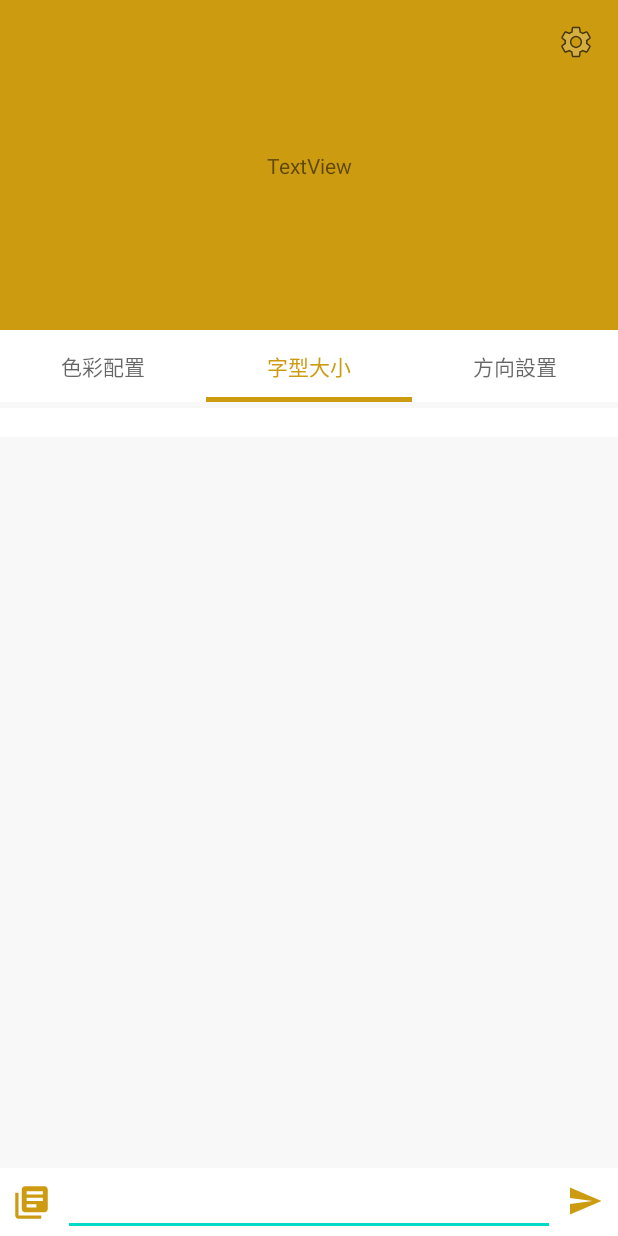
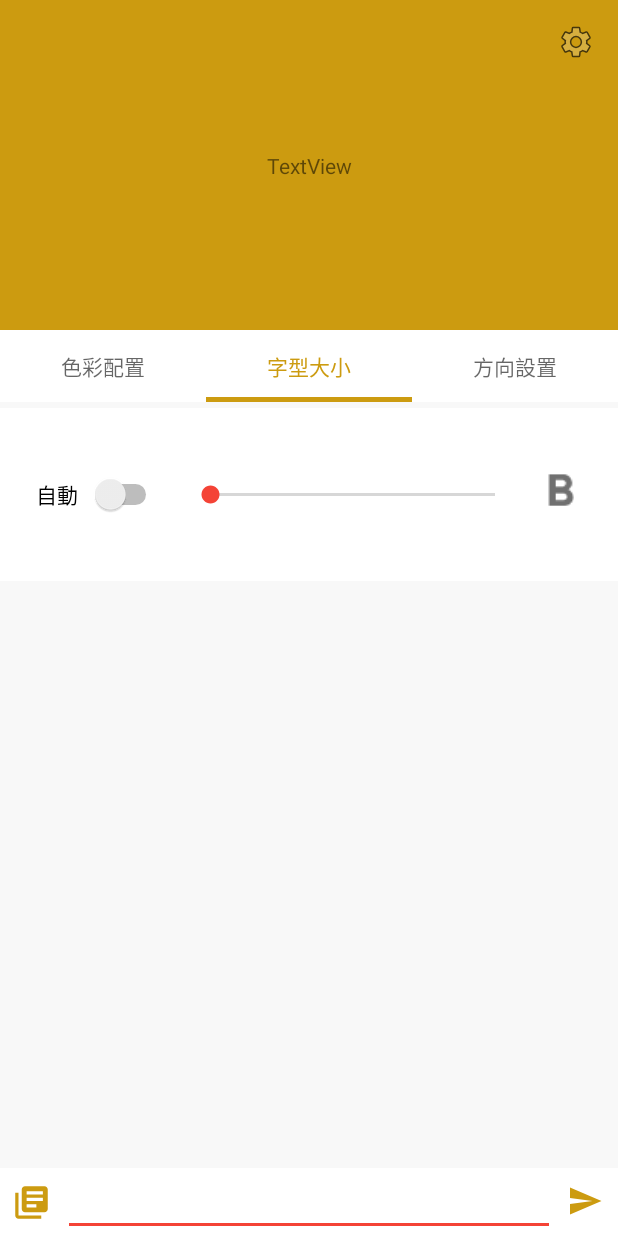
Before and after one commit to mrfatworm/VisualChat, an Android app: the screen it shows after launch (MainActivity), tab 2 chosen, on a phone screen of 412 x 824 dp. Run offline under Robolectric (Android 15) with nearby library versions, the phone set to English and light mode, and no system bars.

Commit message:
Add customizePage layout and test Livedata

```diff
--- a/app/src/main/java/yuntech/b10517012/visualchat/CustomizeAdapter.kt
+++ b/app/src/main/java/yuntech/b10517012/visualchat/CustomizeAdapter.kt
@@ -5,11 +5,18 @@ import androidx.fragment.app.FragmentManager
 import androidx.fragment.app.FragmentPagerAdapter
 
 class CustomizeAdapter(fragmentManager: FragmentManager): FragmentPagerAdapter(fragmentManager){
+
+    private lateinit var customizeViewModel: CustomizeViewModel;
+
+    fun setViewModel(customizeViewModel: CustomizeViewModel){
+        this.customizeViewModel = customizeViewModel
+    }
+
     override fun getItem(position: Int): Fragment {
         return when(position){
-            0 -> CustomizeColorFragment()
-            1 -> CustomizeFontFragment()
-            else -> CustomizeLayoutFragment()
+            0 -> CustomizeColorFragment().apply { setViewModel(customizeViewModel) }
+            1 -> CustomizeFontFragment().apply { setViewModel(customizeViewModel) }
+            else -> CustomizeLayoutFragment().apply { setViewModel(customizeViewModel) }
         }
     }
 
--- a/app/src/main/java/yuntech/b10517012/visualchat/CustomizeColorFragment.kt
+++ b/app/src/main/java/yuntech/b10517012/visualchat/CustomizeColorFragment.kt
@@ -4,20 +4,52 @@ import android.os.Bundle
 import android.view.LayoutInflater
 import android.view.View
 import android.view.ViewGroup
+import android.widget.Button
+import android.widget.TextView
 import androidx.fragment.app.Fragment
+import androidx.lifecycle.Observer
 
 class CustomizeColorFragment : Fragment() {
 
-//    private lateinit var dashboardViewModel: DashboardViewModel
+    private lateinit var tvColor:TextView
+    private lateinit var btnColor1:Button
+    private lateinit var btnColor2:Button
+    private lateinit var customizeViewModel: CustomizeViewModel;
+
+    fun setViewModel(customizeViewModel: CustomizeViewModel){
+        this.customizeViewModel = customizeViewModel
+    }
 
     override fun onCreateView(
         inflater: LayoutInflater, container: ViewGroup?, savedInstanceState: Bundle?): View? {
-//        dashboardViewModel = ViewModelProviders.of(this).get(DashboardViewModel::class.java)
         val root = inflater.inflate(R.layout.fragment_customize_color, container, false)
-//        val textView: TextView = root.findViewById(R.id.text_dashboard)
-//        dashboardViewModel.text.observe(viewLifecycleOwner, Observer {
-//            textView.text = it
-//        })
+
+        //colorViewModel = ViewModelProviders.of(this).get(ColorViewModel::class.java)
+        tvColor = root.findViewById(R.id.tv_color)
+        btnColor1 = root.findViewById(R.id.btn_color1)
+        btnColor2 = root.findViewById(R.id.btn_color2)
+
+        btnColor1.setOnClickListener(btnClick())
+        btnColor2.setOnClickListener(btnClick())
+
+        customizeViewModel.currentColor.observe(this, Observer {
+            tvColor.setTextColor(it)
+        })
+
+
         return root
     }
+
+    private fun btnClick() =View.OnClickListener { view ->
+        if(view.id == R.id.btn_color1){
+            tvColor.setTextColor(resources.getColor(R.color.black))
+            customizeViewModel.setColor(resources.getColor(R.color.black))
+        }else{
+            tvColor.setTextColor(resources.getColor(R.color.gray))
+
+            customizeViewModel.setColor(resources.getColor(R.color.gray))
+        }
+
+    }
+
 }
--- a/app/src/main/java/yuntech/b10517012/visualchat/CustomizeFontFragment.kt
+++ b/app/src/main/java/yuntech/b10517012/visualchat/CustomizeFontFragment.kt
@@ -4,20 +4,26 @@ import android.os.Bundle
 import android.view.LayoutInflater
 import android.view.View
 import android.view.ViewGroup
+import android.widget.AbsSeekBar
+import android.widget.ImageButton
+import android.widget.SeekBar
+import android.widget.Switch
 import androidx.fragment.app.Fragment
 
 class CustomizeFontFragment : Fragment() {
 
-//    private lateinit var dashboardViewModel: DashboardViewModel
+    private lateinit var customizeViewModel: CustomizeViewModel;
+    private lateinit var swAuto: Switch
+    private lateinit var seekBar: SeekBar
+    private lateinit var btnBold: ImageButton
 
+    fun setViewModel(customizeViewModel: CustomizeViewModel){
+        this.customizeViewModel = customizeViewModel
+    }
     override fun onCreateView(
         inflater: LayoutInflater, container: ViewGroup?, savedInstanceState: Bundle?): View? {
-//        dashboardViewModel = ViewModelProviders.of(this).get(DashboardViewModel::class.java)
         val root = inflater.inflate(R.layout.fragment_customize_font, container, false)
-//        val textView: TextView = root.findViewById(R.id.text_dashboard)
-//        dashboardViewModel.text.observe(viewLifecycleOwner, Observer {
-//            textView.text = it
-//        })
+
         return root
     }
 }
--- a/app/src/main/java/yuntech/b10517012/visualchat/CustomizeLayoutFragment.kt
+++ b/app/src/main/java/yuntech/b10517012/visualchat/CustomizeLayoutFragment.kt
@@ -8,16 +8,15 @@ import androidx.fragment.app.Fragment
 
 class CustomizeLayoutFragment : Fragment() {
 
-//    private lateinit var dashboardViewModel: DashboardViewModel
+    private lateinit var customizeViewModel: CustomizeViewModel;
 
+    fun setViewModel(customizeViewModel: CustomizeViewModel){
+        this.customizeViewModel = customizeViewModel
+    }
     override fun onCreateView(
         inflater: LayoutInflater, container: ViewGroup?, savedInstanceState: Bundle?): View? {
-//        dashboardViewModel = ViewModelProviders.of(this).get(DashboardViewModel::class.java)
         val root = inflater.inflate(R.layout.fragment_customize_layout, container, false)
-//        val textView: TextView = root.findViewById(R.id.text_dashboard)
-//        dashboardViewModel.text.observe(viewLifecycleOwner, Observer {
-//            textView.text = it
-//        })
+
         return root
     }
 }
--- /dev/null
+++ b/app/src/main/java/yuntech/b10517012/visualchat/CustomizeViewModel.kt
@@ -0,0 +1,37 @@
+package yuntech.b10517012.visualchat
+
+import androidx.lifecycle.LiveData
+import androidx.lifecycle.MutableLiveData
+import androidx.lifecycle.ViewModel
+
+class CustomizeViewModel : ViewModel() {
+
+    private val _color = MutableLiveData<Int>()
+    private val _font = MutableLiveData<Int>()
+    private val _bold = MutableLiveData<Boolean>()
+    private val _layout = MutableLiveData<Int>()
+
+    val currentColor: LiveData<Int> = _color
+    val currentFont: LiveData<Int> = _font
+    val currentLayout: LiveData<Int> = _layout
+
+    fun setColor(value: Int) {
+        _color.value = value
+    }
+
+    fun setFont(value: Int){
+        _font.value = value
+    }
+
+    fun setBold(value: Boolean){
+        _bold.value = value
+    }
+
+    fun setLayout(value: Int){
+        _layout.value = value
+    }
+
+    //    val color: LiveData<String> = Transformations.map(_color) {
+//        "Hello world from section: $it"
+//    }
+}
--- a/app/src/main/java/yuntech/b10517012/visualchat/MainActivity.kt
+++ b/app/src/main/java/yuntech/b10517012/visualchat/MainActivity.kt
@@ -1,30 +1,38 @@
 package yuntech.b10517012.visualchat
 
-import android.content.Context
 import androidx.appcompat.app.AppCompatActivity
 import android.os.Bundle
-import android.view.LayoutInflater
+import android.widget.TextView
+import androidx.lifecycle.Observer
+import androidx.lifecycle.ViewModelProviders
 import androidx.viewpager.widget.ViewPager
 import com.google.android.material.tabs.TabLayout
-import java.util.zip.Inflater
 
 class MainActivity : AppCompatActivity() {
 
+    private lateinit var tvPreview:TextView
     private lateinit var tabLayout:TabLayout
     private lateinit var viewPager: ViewPager
     private lateinit var adapter: CustomizeAdapter
+    private lateinit var customizeViewModel: CustomizeViewModel;
 
     override fun onCreate(savedInstanceState: Bundle?) {
         super.onCreate(savedInstanceState)
         setContentView(R.layout.activity_main)
 
+        customizeViewModel = ViewModelProviders.of(this).get(CustomizeViewModel::class.java)
         setupView()
+        customizeViewModel.currentColor.observe(this, Observer {
+            tvPreview.setTextColor(it)
+        })
     }
 
     private fun setupView(){
+        tvPreview = findViewById(R.id.tv_main_preview)
         tabLayout = findViewById(R.id.tab_main_setting)
         viewPager = findViewById(R.id.vp_main_setting)
         adapter = CustomizeAdapter(supportFragmentManager)
+        adapter.setViewModel(customizeViewModel)
 
         //val inflater = getSystemService(Context.LAYOUT_INFLATER_SERVICE) as LayoutInflater
         viewPager.adapter = adapter
--- /dev/null
+++ b/app/src/main/res/drawable/ic_bold.xml
@@ -0,0 +1,9 @@
+<vector xmlns:android="http://schemas.android.com/apk/res/android"
+        android:width="26dp"
+        android:height="26dp"
+        android:viewportWidth="26.0"
+        android:viewportHeight="26.0">
+    <path
+        android:fillColor="@color/gray"
+        android:pathData="M15.6,10.79c0.97,-0.67 1.65,-1.77 1.65,-2.79 0,-2.26 -1.75,-4 -4,-4L7,4v14h7.04c2.09,0 3.71,-1.7 3.71,-3.79 0,-1.52 -0.86,-2.82 -2.15,-3.42zM10,6.5h3c0.83,0 1.5,0.67 1.5,1.5s-0.67,1.5 -1.5,1.5h-3v-3zM13.5,15.5L10,15.5v-3h3.5c0.83,0 1.5,0.67 1.5,1.5s-0.67,1.5 -1.5,1.5z"/>
+</vector>
--- a/app/src/main/res/drawable/ic_format_bold.xml
+++ b/app/src/main/res/drawable/ic_bold_check.xml
@@ -1,9 +1,9 @@
 <vector xmlns:android="http://schemas.android.com/apk/res/android"
-        android:width="24dp"
-        android:height="24dp"
-        android:viewportWidth="24.0"
-        android:viewportHeight="24.0">
+        android:width="26dp"
+        android:height="26dp"
+        android:viewportWidth="26.0"
+        android:viewportHeight="26.0">
     <path
-        android:fillColor="#FF000000"
+        android:fillColor="@color/colorPrimary"
         android:pathData="M15.6,10.79c0.97,-0.67 1.65,-1.77 1.65,-2.79 0,-2.26 -1.75,-4 -4,-4L7,4v14h7.04c2.09,0 3.71,-1.7 3.71,-3.79 0,-1.52 -0.86,-2.82 -2.15,-3.42zM10,6.5h3c0.83,0 1.5,0.67 1.5,1.5s-0.67,1.5 -1.5,1.5h-3v-3zM13.5,15.5L10,15.5v-3h3.5c0.83,0 1.5,0.67 1.5,1.5s-0.67,1.5 -1.5,1.5z"/>
 </vector>
--- /dev/null
+++ b/app/src/main/res/drawable/ic_phone_check.xml
@@ -0,0 +1,5 @@
+<vector android:autoMirrored="true" android:height="38dp"
+    android:viewportHeight="24.0" android:viewportWidth="24.0"
+    android:width="38dp" xmlns:android="http://schemas.android.com/apk/res/android">
+    <path android:fillColor="@color/colorPrimary" android:pathData="M16,1L8,1C6.34,1 5,2.34 5,4v16c0,1.66 1.34,3 3,3h8c1.66,0 3,-1.34 3,-3L19,4c0,-1.66 -1.34,-3 -3,-3zM14,21h-4v-1h4v1zM17.25,18L6.75,18L6.75,4h10.5v14z"/>
+</vector>
--- /dev/null
+++ b/app/src/main/res/drawable/selector_bold.xml
@@ -0,0 +1,6 @@
+<?xml version="1.0" encoding="utf-8"?>
+<selector xmlns:android="http://schemas.android.com/apk/res/android">
+    <item android:state_checked="false" android:drawable="@drawable/ic_bold" />
+    <item android:state_checked="true" android:drawable="@drawable/ic_bold_check"  />
+    <item android:drawable="@drawable/ic_bold" /> <!-- default state -->
+</selector>
--- /dev/null
+++ b/app/src/main/res/drawable/selector_phone.xml
@@ -0,0 +1,6 @@
+<?xml version="1.0" encoding="utf-8"?>
+<selector xmlns:android="http://schemas.android.com/apk/res/android">
+    <item android:state_checked="false" android:drawable="@drawable/ic_phone" />
+    <item android:state_checked="true" android:drawable="@drawable/ic_phone_check"  />
+    <item android:drawable="@drawable/ic_phone" /> <!-- default state -->
+</selector>
--- a/app/src/main/res/layout/activity_main.xml
+++ b/app/src/main/res/layout/activity_main.xml
@@ -91,20 +91,22 @@
             android:layout_width="wrap_content"
             android:layout_height="wrap_content"
             android:layout_marginEnd="8dp"
-            android:background="@drawable/ic_send"
+            android:background="@null"
             app:layout_constraintBottom_toBottomOf="parent"
             app:layout_constraintEnd_toEndOf="parent"
-            app:layout_constraintTop_toTopOf="parent" />
+            app:layout_constraintTop_toTopOf="parent"
+            app:srcCompat="@drawable/ic_send"/>
 
         <ImageButton
             android:id="@+id/btn_dictionary"
             android:layout_width="wrap_content"
             android:layout_height="wrap_content"
             android:layout_marginStart="8dp"
-            android:background="@drawable/ic_library_books"
+            android:background="@null"
             app:layout_constraintBottom_toBottomOf="parent"
             app:layout_constraintStart_toStartOf="parent"
-            app:layout_constraintTop_toTopOf="parent" />
+            app:layout_constraintTop_toTopOf="parent"
+            app:srcCompat="@drawable/ic_library_books"/>
 
     </androidx.constraintlayout.widget.ConstraintLayout>
 
--- a/app/src/main/res/layout/fragment_customize_font.xml
+++ b/app/src/main/res/layout/fragment_customize_font.xml
@@ -1,6 +1,46 @@
 <?xml version="1.0" encoding="utf-8"?>
-<androidx.constraintlayout.widget.ConstraintLayout
-    xmlns:android="http://schemas.android.com/apk/res/android" android:layout_width="match_parent"
-    android:layout_height="match_parent">
+<androidx.constraintlayout.widget.ConstraintLayout xmlns:android="http://schemas.android.com/apk/res/android"
+    xmlns:app="http://schemas.android.com/apk/res-auto"
+    xmlns:tools="http://schemas.android.com/tools"
+    android:layout_width="match_parent"
+    android:layout_height="wrap_content">
+
+
+    <Switch
+        android:id="@+id/sw_font_auto"
+        android:layout_width="wrap_content"
+        android:layout_height="wrap_content"
+        android:layout_marginStart="24dp"
+        android:layout_marginTop="16dp"
+        android:layout_marginBottom="16dp"
+        android:switchPadding="8dp"
+        android:text="自動"
+        app:layout_constraintBottom_toBottomOf="parent"
+        app:layout_constraintStart_toStartOf="parent"
+        app:layout_constraintTop_toTopOf="parent" />
+
+    <SeekBar
+        android:id="@+id/seekBar_font"
+        android:layout_width="0dp"
+        android:layout_height="wrap_content"
+        android:layout_marginStart="16dp"
+        android:layout_marginEnd="16dp"
+        app:layout_constraintBottom_toBottomOf="parent"
+        app:layout_constraintEnd_toStartOf="@+id/cb_font_bold"
+        app:layout_constraintStart_toEndOf="@+id/sw_font_auto"
+        app:layout_constraintTop_toTopOf="parent" />
+
+    <com.google.android.material.checkbox.MaterialCheckBox
+        android:id="@+id/cb_font_bold"
+        android:layout_width="wrap_content"
+        android:layout_height="wrap_content"
+        android:layout_marginEnd="24dp"
+        android:button="@drawable/selector_bold"
+        android:scaleX="1.5"
+        android:scaleY="1.5"
+        app:layout_constraintBottom_toBottomOf="@+id/seekBar_font"
+        app:layout_constraintEnd_toEndOf="parent"
+        app:layout_constraintTop_toTopOf="@+id/seekBar_font" />
+
 
 </androidx.constraintlayout.widget.ConstraintLayout>
--- a/app/src/main/res/values/colors.xml
+++ b/app/src/main/res/values/colors.xml
@@ -2,9 +2,10 @@
 <resources>
     <color name="colorPrimary">#CC9B10</color>
     <color name="colorPrimaryDark">#936E05</color>
-    <color name="colorAccent">#03DAC5</color>
+    <color name="colorAccent">#F44336</color>
     <color name="black">#000000</color>
     <color name="white">#FFFFFF</color>
     <color name="gray">#707070</color>
     <color name="lightGray">#F8F8F8</color>
+    <color name="transparent">#00000000</color>
 </resources>
```
Also changed, not shown: app/src/main/res/drawable/ic_phone.xml (+4 -8 lines), app/src/main/res/layout/fragment_customize_color.xml (+23 -2 lines), app/src/main/res/layout/fragment_customize_layout.xml (+30 -2 lines), 1 other file.
